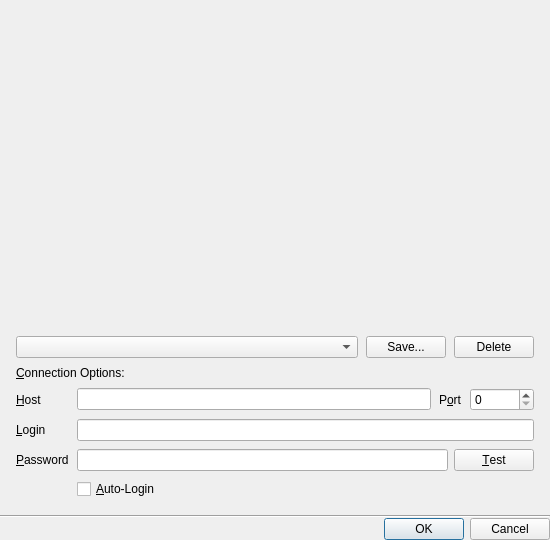
Before: the Qt Designer form client/src/ui/dialogs/login_dialog.ui in networkoptix/nx_open, drawn with Qt 5.
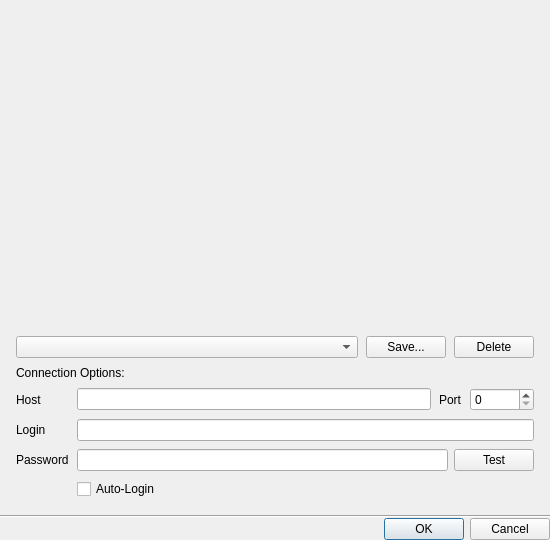
After: the same form once the commit is applied. Custom widgets are drawn as their Qt base class.

```diff
--- a/client/src/ui/dialogs/login_dialog.ui
+++ b/client/src/ui/dialogs/login_dialog.ui
@@ -99,7 +99,7 @@
      <item>
       <widget class="QLabel" name="storedConnectionsLabel">
        <property name="text">
-        <string>&amp;Connection Options:</string>
+        <string>Connection Options:</string>
        </property>
        <property name="buddy">
         <cstring>connectionsComboBox</cstring>
@@ -117,7 +117,7 @@
        <item row="0" column="0">
         <widget class="QLabel" name="hostLabel">
          <property name="text">
-          <string>&amp;Host</string>
+          <string>Host</string>
          </property>
          <property name="buddy">
           <cstring>hostnameLineEdit</cstring>
@@ -145,7 +145,7 @@
          <item>
           <widget class="QLabel" name="portLabel">
            <property name="text">
-            <string>P&amp;ort</string>
+            <string>Port</string>
            </property>
            <property name="buddy">
             <cstring>portSpinBox</cstring>
@@ -170,7 +170,7 @@
        <item row="1" column="0">
         <widget class="QLabel" name="loginLabel">
          <property name="text">
-          <string>&amp;Login</string>
+          <string>Login</string>
          </property>
          <property name="buddy">
           <cstring>loginLineEdit</cstring>
@@ -199,7 +199,7 @@
        <item row="2" column="0">
         <widget class="QLabel" name="passwordLabel">
          <property name="text">
-          <string>&amp;Password</string>
+          <string>Password</string>
          </property>
          <property name="buddy">
           <cstring>passwordLineEdit</cstring>
@@ -252,7 +252,7 @@
              </sizepolicy>
             </property>
             <property name="text">
-             <string>&amp;Test</string>
+             <string>Test</string>
             </property>
            </widget>
           </item>
@@ -262,7 +262,7 @@
        <item row="3" column="1">
         <widget class="QCheckBox" name="autoLoginCheckBox">
          <property name="text">
-          <string>&amp;Auto-Login</string>
+          <string>Auto-Login</string>
          </property>
          <property name="checked">
           <bool>false</bool>
```
